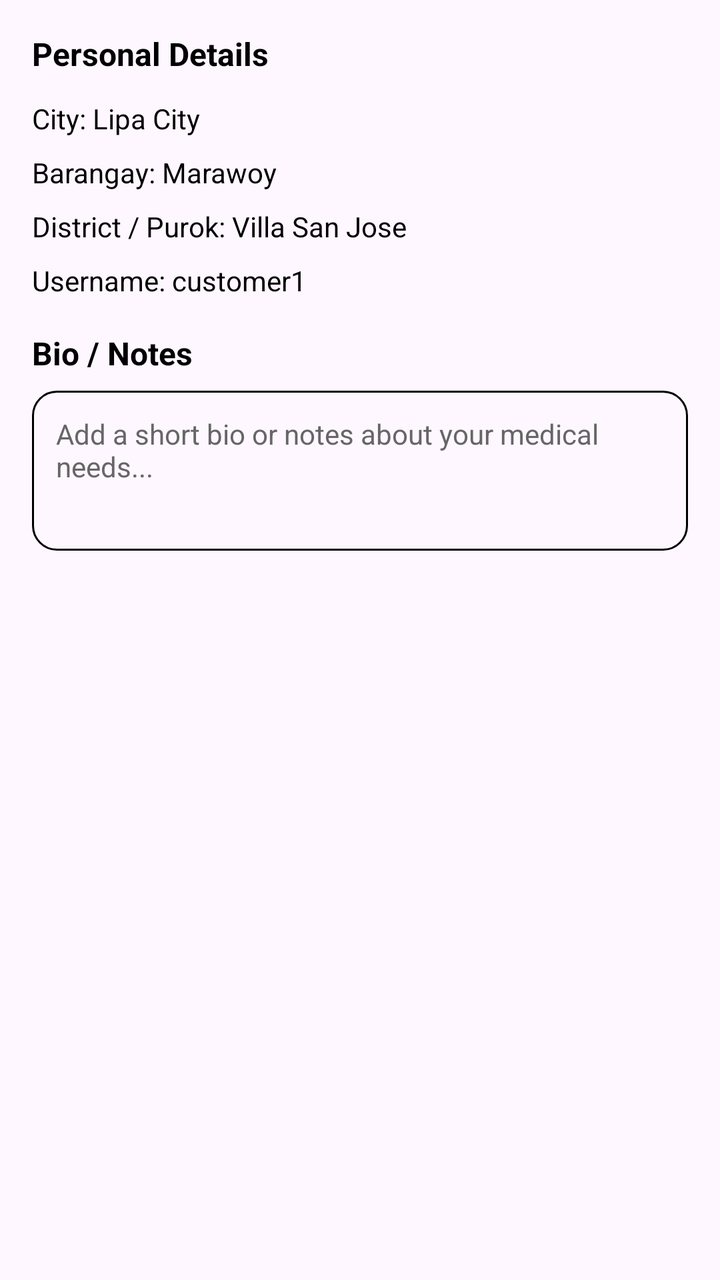
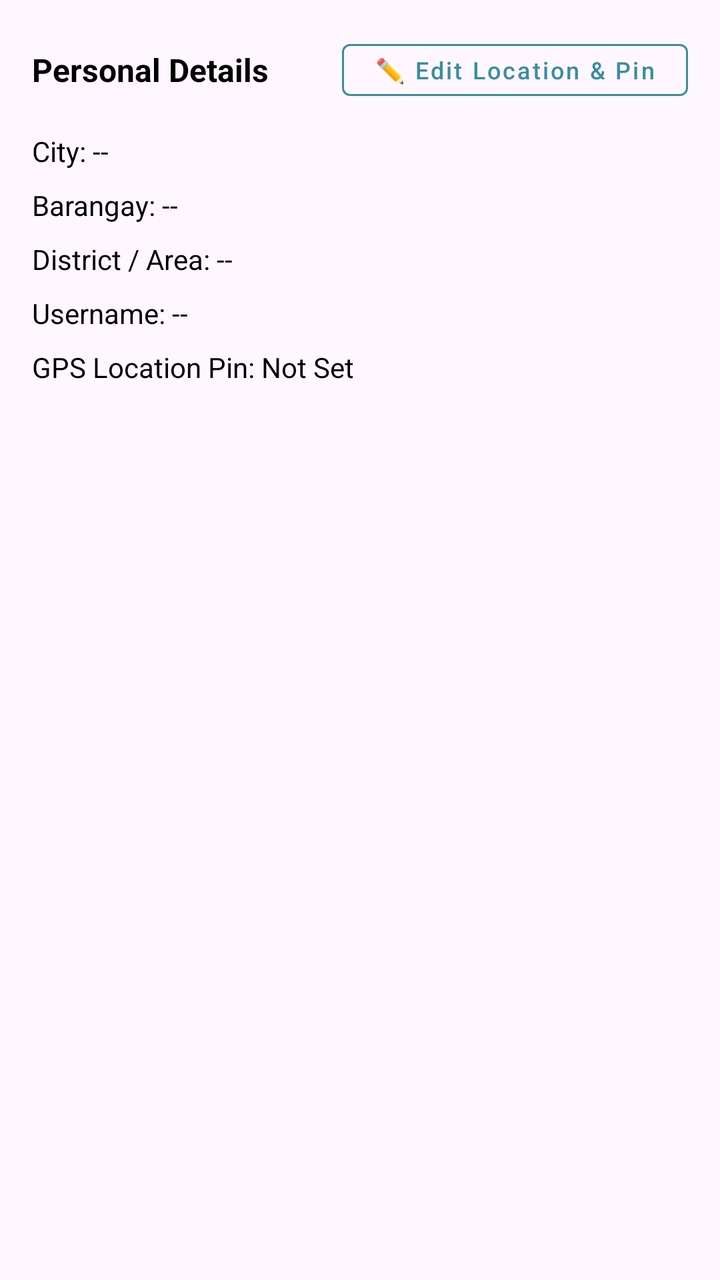

Screens rendered from an Android XML layout before and after an edit, with the pre-edit source and the edit as a unified diff.
<!-- AndroidManifest.xml: application theme Theme.PharmaFind -->
<!-- res/layout/fragment_customer_tab_about.xml -->
<?xml version="1.0" encoding="utf-8"?>
<ScrollView xmlns:android="http://schemas.android.com/apk/res/android"
    android:layout_width="match_parent"
    android:layout_height="match_parent"
    android:padding="16dp">

    <LinearLayout
        android:layout_width="match_parent"
        android:layout_height="wrap_content"
        android:orientation="vertical">

        <TextView
            android:layout_width="wrap_content"
            android:layout_height="wrap_content"
            android:text="Personal Details"
            android:textColor="@color/black"
            android:textSize="16sp"
            android:textStyle="bold"
            android:layout_marginBottom="12dp" />

        <TextView
            android:id="@+id/tvCityVal"
            android:layout_width="wrap_content"
            android:layout_height="wrap_content"
            android:text="City: Lipa City"
            android:textColor="@color/black"
            android:textSize="14sp"
            android:layout_marginBottom="8dp" />

        <TextView
            android:id="@+id/tvBarangayVal"
            android:layout_width="wrap_content"
            android:layout_height="wrap_content"
            android:text="Barangay: Marawoy"
            android:textColor="@color/black"
            android:textSize="14sp"
            android:layout_marginBottom="8dp" />

        <TextView
            android:id="@+id/tvDistrictVal"
            android:layout_width="wrap_content"
            android:layout_height="wrap_content"
            android:text="District / Purok: Villa San Jose"
            android:textColor="@color/black"
            android:textSize="14sp"
            android:layout_marginBottom="8dp" />

        <TextView
            android:id="@+id/tvUsernameVal"
            android:layout_width="wrap_content"
            android:layout_height="wrap_content"
            android:text="Username: customer1"
            android:textColor="@color/black"
            android:textSize="14sp"
            android:layout_marginBottom="16dp" />

        <TextView
            android:layout_width="wrap_content"
            android:layout_height="wrap_content"
            android:text="Bio / Notes"
            android:textColor="@color/black"
            android:textSize="16sp"
            android:textStyle="bold"
            android:layout_marginBottom="8dp" />

        <EditText
            android:id="@+id/etBio"
            android:layout_width="match_parent"
            android:layout_height="80dp"
            android:background="@drawable/edittext_background"
            android:hint="Add a short bio or notes about your medical needs..."
            android:padding="12dp"
            android:textColor="@color/black"
            android:textColorHint="@color/text_gray"
            android:textSize="14sp"
            android:gravity="top|start" />

    </LinearLayout>
</ScrollView>
<!-- resources referenced by this layout -->
<resources>
  <color name="black">#FF000000</color>
  <color name="text_gray">#666666</color>
  <!-- drawable edittext_background (drawable) -->
  <?xml version="1.0" encoding="utf-8"?>
  <shape xmlns:android="http://schemas.android.com/apk/res/android">
      <corners android:radius="12dp" />
      <stroke android:width="1dp" android:color="#000000" />
      <solid android:color="@android:color/transparent" />
  </shape>
  <style name="Theme.PharmaFind" parent="Base.Theme.PharmaFind" />
  <style name="Base.Theme.PharmaFind" parent="Theme.Material3.DayNight.NoActionBar">
          
          
      </style>
</resources>

<!-- the commit's change to res/layout/fragment_customer_tab_about.xml (unified diff, before → after) -->
@@ -1,5 +1,6 @@
 <?xml version="1.0" encoding="utf-8"?>
 <ScrollView xmlns:android="http://schemas.android.com/apk/res/android"
+    xmlns:app="http://schemas.android.com/apk/res-auto"
     android:layout_width="match_parent"
     android:layout_height="match_parent"
     android:padding="16dp">
@@ -9,71 +10,78 @@
         android:layout_height="wrap_content"
         android:orientation="vertical">
 
-        <TextView
-            android:layout_width="wrap_content"
+        <LinearLayout
+            android:layout_width="match_parent"
             android:layout_height="wrap_content"
-            android:text="Personal Details"
-            android:textColor="@color/black"
-            android:textSize="16sp"
-            android:textStyle="bold"
-            android:layout_marginBottom="12dp" />
+            android:gravity="center_vertical"
+            android:orientation="horizontal">
+
+            <TextView
+                android:layout_width="0dp"
+                android:layout_height="wrap_content"
+                android:layout_weight="1"
+                android:text="Personal Details"
+                android:textColor="@color/black"
+                android:textSize="16sp"
+                android:textStyle="bold" />
+
+            <com.google.android.material.button.MaterialButton
+                android:id="@+id/btnEditCustomerProfile"
+                style="@style/Widget.MaterialComponents.Button.OutlinedButton"
+                android:layout_width="wrap_content"
+                android:layout_height="38dp"
+                android:text="✏️ Edit Location &amp; Pin"
+                android:textAllCaps="false"
+                android:textColor="@color/primary_teal"
+                android:textSize="12sp"
+                app:strokeColor="@color/primary_teal" />
+
+        </LinearLayout>
 
         <TextView
             android:id="@+id/tvCityVal"
             android:layout_width="wrap_content"
             android:layout_height="wrap_content"
-            android:text="City: Lipa City"
+            android:layout_marginTop="12dp"
+            android:text="City: --"
             android:textColor="@color/black"
-            android:textSize="14sp"
-            android:layout_marginBottom="8dp" />
+            android:textSize="14sp" />
 
         <TextView
             android:id="@+id/tvBarangayVal"
             android:layout_width="wrap_content"
             android:layout_height="wrap_content"
-            android:text="Barangay: Marawoy"
+            android:layout_marginTop="8dp"
+            android:text="Barangay: --"
             android:textColor="@color/black"
-            android:textSize="14sp"
-            android:layout_marginBottom="8dp" />
+            android:textSize="14sp" />
 
         <TextView
             android:id="@+id/tvDistrictVal"
             android:layout_width="wrap_content"
             android:layout_height="wrap_content"
-            android:text="District / Purok: Villa San Jose"
+            android:layout_marginTop="8dp"
+            android:text="District / Area: --"
             android:textColor="@color/black"
-            android:textSize="14sp"
-            android:layout_marginBottom="8dp" />
+            android:textSize="14sp" />
 
         <TextView
             android:id="@+id/tvUsernameVal"
             android:layout_width="wrap_content"
             android:layout_height="wrap_content"
-            android:text="Username: customer1"
+            android:layout_marginTop="8dp"
+            android:text="Username: --"
             android:textColor="@color/black"
-            android:textSize="14sp"
-            android:layout_marginBottom="16dp" />
+            android:textSize="14sp" />
 
         <TextView
+            android:id="@+id/tvCustomerGpsVal"
             android:layout_width="wrap_content"
             android:layout_height="wrap_content"
-            android:text="Bio / Notes"
+            android:layout_marginTop="8dp"
+            android:text="GPS Location Pin: Not Set"
             android:textColor="@color/black"
-            android:textSize="16sp"
-            android:textStyle="bold"
-            android:layout_marginBottom="8dp" />
-
-        <EditText
-            android:id="@+id/etBio"
-            android:layout_width="match_parent"
-            android:layout_height="80dp"
-            android:background="@drawable/edittext_background"
-            android:hint="Add a short bio or notes about your medical needs..."
-            android:padding="12dp"
-            android:textColor="@color/black"
-            android:textColorHint="@color/text_gray"
-            android:textSize="14sp"
-            android:gravity="top|start" />
+            android:textSize="14sp" />
 
     </LinearLayout>
 </ScrollView>
<!-- resource entries referenced after the edit -->
@@ -1,14 +1,7 @@
 <!-- resources referenced by this layout -->
 <resources>
   <color name="black">#FF000000</color>
-  <color name="text_gray">#666666</color>
-  <!-- drawable edittext_background (drawable) -->
-  <?xml version="1.0" encoding="utf-8"?>
-  <shape xmlns:android="http://schemas.android.com/apk/res/android">
-      <corners android:radius="12dp" />
-      <stroke android:width="1dp" android:color="#000000" />
-      <solid android:color="@android:color/transparent" />
-  </shape>
+  <color name="primary_teal">#3A8E9D</color>
   <style name="Theme.PharmaFind" parent="Base.Theme.PharmaFind" />
   <style name="Base.Theme.PharmaFind" parent="Theme.Material3.DayNight.NoActionBar">
           
